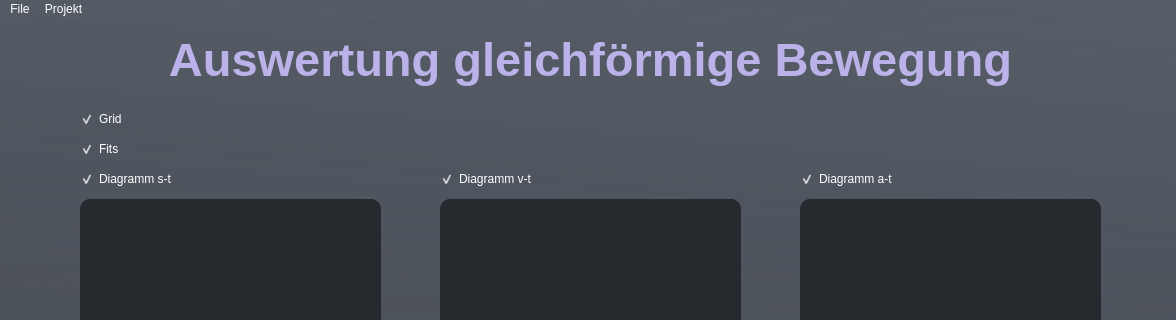
KonstantinPfeil/physics-project, file form.ui: the form before one commit; both pictures show x 0 to 1176 and y 0 to 320 of the 1176 by 650 pixel window.
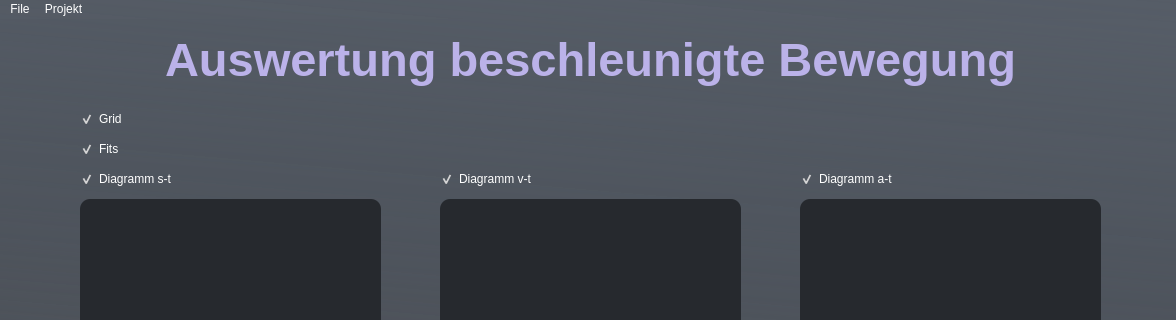
The form after the commit. Custom widgets are drawn as their Qt base class.

```diff
--- a/form.ui
+++ b/form.ui
@@ -91,7 +91,7 @@
 color: rgb(187, 178, 233);</string>
     </property>
     <property name="text">
-     <string>Auswertung gleichförmige Bewegung</string>
+     <string>Auswertung beschleunigte Bewegung</string>
     </property>
     <property name="alignment">
      <set>Qt::AlignCenter</set>
```
Left out of the diff: 2 changed lines with no effect on the pictures.
